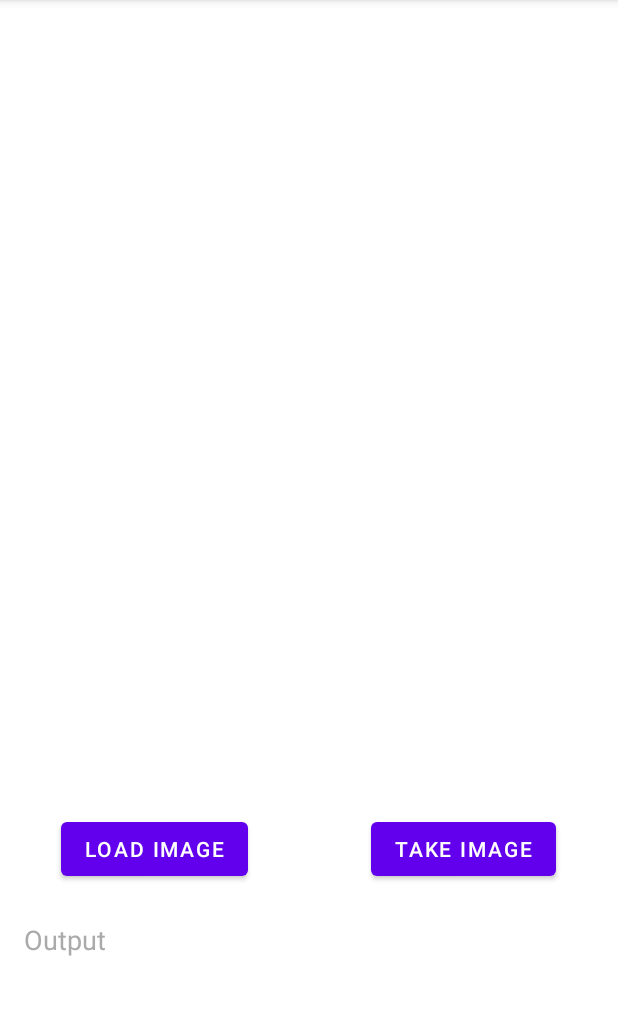
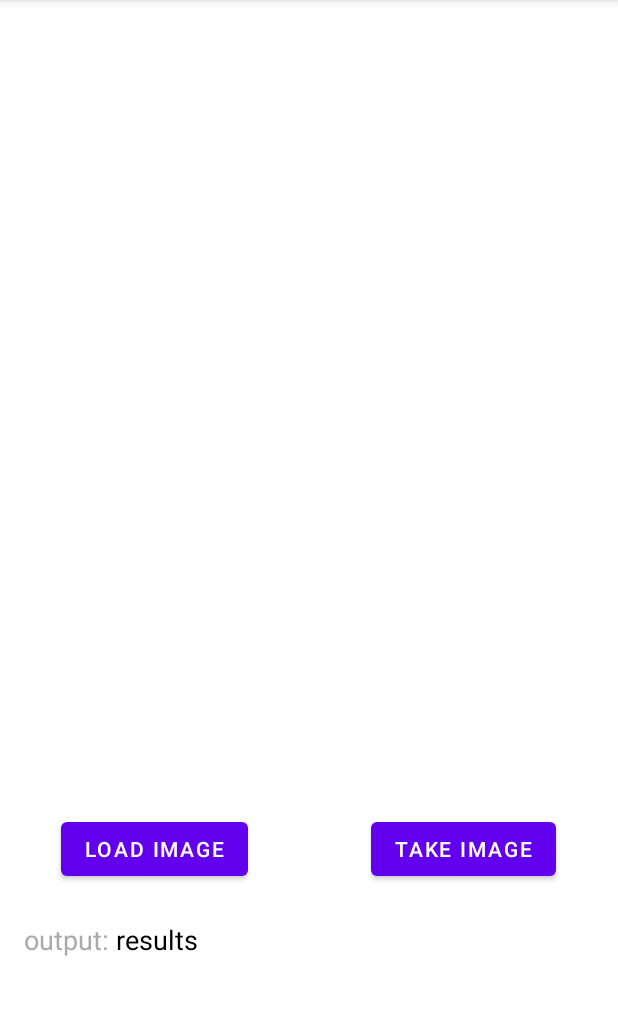
Before and after one commit to ashen007/Identify-Diseases-in-Crops-leaf, an Android app: the screen it shows after launch (MainActivity), on a phone screen of 412 x 824 dp, the part 84-1099 px from its top. Run offline under Robolectric (Android 15) with nearby library versions, the phone set to English and light mode, and no system bars.

Commit message:
make few changes to layout and add results showing box

```diff
--- a/mobile application/app/src/main/res/layout/activity_main.xml
+++ b/mobile application/app/src/main/res/layout/activity_main.xml
@@ -7,56 +7,65 @@
     tools:context=".MainActivity">
 
     <Button
+        android:id="@+id/btn_load_image"
         android:layout_width="wrap_content"
         android:layout_height="wrap_content"
-        android:id="@+id/btn_load_image"
-        android:text="load image"
+        android:layout_marginTop="18dp"
+        android:text="@string/load_image"
         app:layout_constraintEnd_toStartOf="@+id/guidline2"
         app:layout_constraintStart_toStartOf="parent"
-        app:layout_constraintTop_toBottomOf="@+id/imageView"
-        android:layout_marginTop="18dp"/>
+        app:layout_constraintTop_toBottomOf="@+id/imageView" />
 
     <Button
+        android:id="@+id/btn_capture_image"
         android:layout_width="wrap_content"
         android:layout_height="wrap_content"
-        android:id="@+id/btn_capture_image"
-        android:text="take image"
+        android:layout_marginTop="18dp"
+        android:text="@string/take_image"
         app:layout_constraintEnd_toEndOf="parent"
         app:layout_constraintStart_toStartOf="@id/guidline2"
-        app:layout_constraintTop_toBottomOf="@id/imageView"
-        android:layout_marginTop="18dp"/>
+        app:layout_constraintTop_toBottomOf="@id/imageView" />
 
     <ImageView
+        android:id="@+id/imageView"
         android:layout_width="350dp"
         android:layout_height="500dp"
-        android:id="@+id/imageView"
         android:layout_marginTop="24dp"
         app:layout_constraintEnd_toEndOf="parent"
+        app:layout_constraintHorizontal_bias="0.5"
         app:layout_constraintStart_toStartOf="parent"
-        app:layout_constraintTop_toTopOf="parent"
-        app:layout_constraintHorizontal_bias="0.5"/>
+        app:layout_constraintTop_toTopOf="parent" />
 
     <TextView
+        android:id="@+id/textView"
         android:layout_width="wrap_content"
         android:layout_height="wrap_content"
-        android:id="@+id/textView"
-        android:text="Output"
+        android:layout_marginStart="16dp"
+        android:layout_marginTop="24dp"
+        android:text="output: "
+        android:textColor="@android:color/darker_gray"
         android:textSize="18sp"
-        android:layout_marginTop="24dp"
         app:layout_constraintStart_toStartOf="parent"
-        app:layout_constraintTop_toBottomOf="@id/btn_capture_image"
-        android:layout_marginStart="16dp"
-        android:textColor="@android:color/darker_gray"/>
+        app:layout_constraintTop_toBottomOf="@id/btn_capture_image" />
 
     <TextView
+        android:id="@+id/tv_output"
         android:layout_width="wrap_content"
-        android:layout_height="wrap_content"/>
+        android:layout_height="wrap_content"
+        android:text="@string/results"
+        android:textColor="@android:color/black"
+        android:textSize="18sp"
+        app:layout_constraintStart_toEndOf="@id/textView"
+        app:layout_constraintTop_toBottomOf="@id/btn_capture_image"
+        android:layout_marginTop="24dp"/>
+
+
 
     <androidx.constraintlayout.widget.Guideline
+        android:id="@+id/guidline2"
         android:layout_width="wrap_content"
         android:layout_height="wrap_content"
-        android:id="@+id/guidline2"
-        app:layout_constraintGuide_percent="0.5"
-        android:orientation="vertical"/>
+        android:orientation="vertical"
+        app:layout_constraintGuide_percent="0.5" />
 
 </androidx.constraintlayout.widget.ConstraintLayout>
--- a/mobile application/app/src/main/res/values/strings.xml
+++ b/mobile application/app/src/main/res/values/strings.xml
@@ -1,3 +1,7 @@
 <resources>
     <string name="app_name">ILDD</string>
+    <string name="output">Output</string>
+    <string name="take_image">take image</string>
+    <string name="load_image">load image</string>
+    <string name="results">results</string>
 </resources>
```
